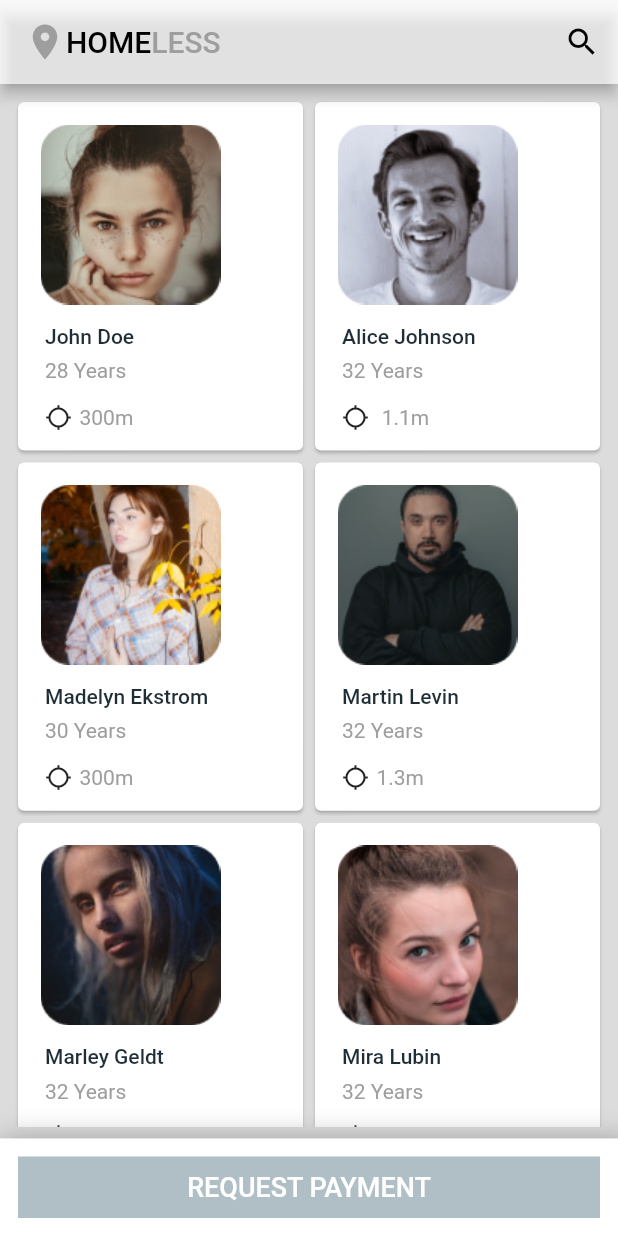
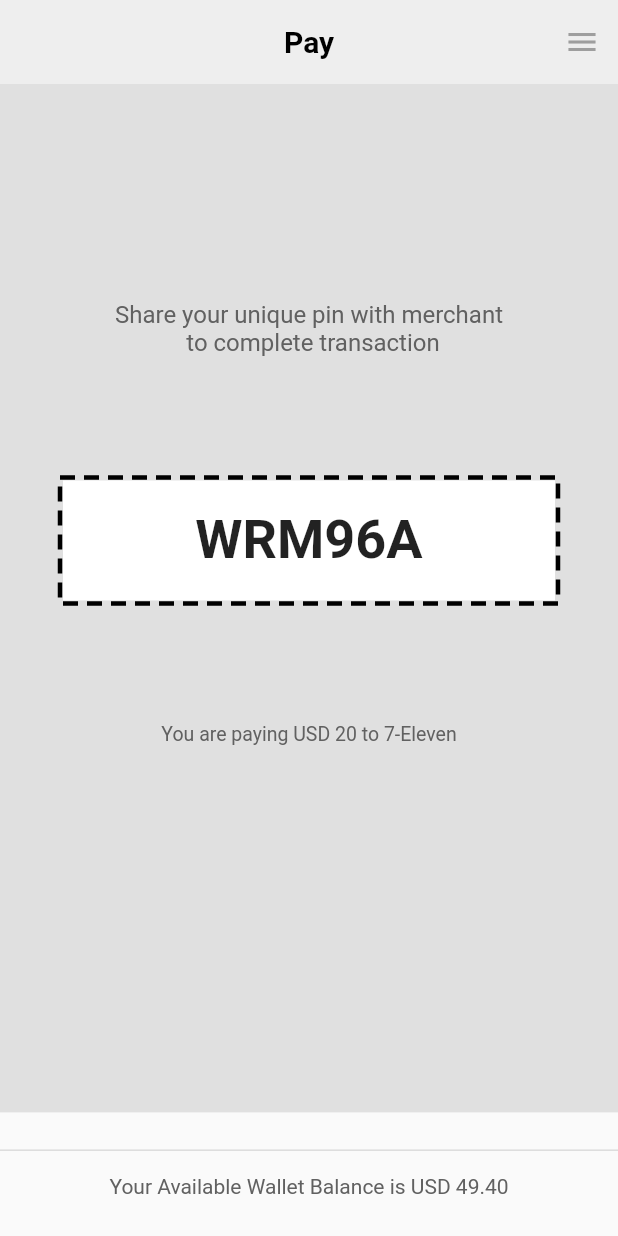
Before and after one commit to SagarDesai9261/Homeless, a Flutter app: the screen it shows after launch, on a phone screen of 412 x 824 dp. Run offline on Flutter 3.47's test engine with Material 2 defaults, Android fonts, the phone set to English and light mode, and no system bars; drawn by our look-alikes of dotted_border; our stand-ins replace chat_bubbles, cloud_firestore, firebase_auth, firebase_core, firebase_storage, flutter_chat_bubble and 7 more; missing offline and left inert: navbar_router; accounts and stored records are empty; Roboto replaces fonts that are missing (SF Pro Text).

Commit message:
Your commit

```diff
--- /dev/null
+++ b/lib/Screen/GeneratePinPage.dart
@@ -0,0 +1,150 @@
+import 'dart:math';
+import 'package:flutter/material.dart';
+import 'package:dotted_border/dotted_border.dart';
+import 'package:shared_preferences/shared_preferences.dart';
+
+class GeneratePinPage extends StatefulWidget {
+  @override
+  State<GeneratePinPage> createState() => _GeneratePinPageState();
+}
+
+class _GeneratePinPageState extends State<GeneratePinPage> {
+  // ignore: non_constant_identifier_names
+  String Value = '';
+
+  @override
+  void initState() {
+    super.initState();
+    // Call the generateRandomString function here to initialize Value
+
+    _loadValue();
+  }
+
+  _saveValue(String value) async {
+    if (value != null || value != '') {
+      SharedPreferences prefs = await SharedPreferences.getInstance();
+      await prefs.setString('pin_value', value);
+    }
+  }
+
+  // Method to retrieve Value from shared preferences
+  _loadValue() async {
+    SharedPreferences prefs = await SharedPreferences.getInstance();
+    String savedValue = prefs.getString('pin_value') ?? '';
+    setState(() {
+      Value = savedValue;
+    });
+  }
+
+  @override
+  Widget build(BuildContext context) {
+    print(Value);
+    Value = Value != "" ? Value : generateRandomString();
+    return Scaffold(
+      appBar: AppBar(
+        backgroundColor: Colors.grey[200],
+        elevation: 0,
+        title: Text(
+          'Pay',
+          style: TextStyle(color: Colors.black, fontWeight: FontWeight.bold),
+        ),
+        centerTitle: true,
+        actions: [
+          IconButton(
+              color: Colors.grey, onPressed: () {}, icon: Icon(Icons.menu)),
+        ],
+      ),
+      body: Container(
+        color: Colors.grey[300],
+        child: Column(
+          mainAxisAlignment: MainAxisAlignment.center,
+          children: [
+            Padding(
+              padding: const EdgeInsets.all(40.0),
+              child: Text(
+                'Share your unique pin with merchant\n \t\t\t\t\t\t\t\t\t\t\tto complete transaction',
+                style: TextStyle(fontSize: 16, color: Colors.grey[700]),
+              ),
+            ),
+            //
+            Container(
+                padding: EdgeInsets.all(40), //padding of outer Container
+                child: DottedBorder(
+                  color: Colors.black, //color of dotted/dash line
+                  strokeWidth: 3, //thickness of dash/dots
+                  dashPattern: [10, 6],
+                  //dash patterns, 10 is dash width, 6 is space width
+                  child: Container(
+                    //inner container
+                    height: 80, //height of inner container
+                    width: double
+                        .infinity, //width to 100% match to parent container.
+                    color: Colors.white, //background color of inner container
+                    child: Center(
+                        child: Text(
+                      Value,
+                      style:
+                          TextStyle(fontSize: 36, fontWeight: FontWeight.bold),
+                    )),
+                  ),
+                )),
+            Padding(
+              padding: const EdgeInsets.all(40.0),
+              child: Text(
+                'You are paying USD 20 to 7-Eleven',
+                style: TextStyle(fontSize: 13, color: Colors.grey[700]),
+              ),
+            ),
+            SizedBox(
+              height: 100,
+            ),
+          ],
+        ),
+      ),
+      bottomNavigationBar: Container(
+          // color: Colors.amber,
+          height: MediaQuery.of(context).size.height * 0.1,
+          child: Column(
+            mainAxisAlignment: MainAxisAlignment.center,
+            children: [
+              Divider(
+                thickness: 1,
+              ),
+              Padding(
+                padding: const EdgeInsets.all(8.0),
+                child: Text(
+                  'Your Available Wallet Balance is USD 49.40',
+                  style: TextStyle(fontSize: 14, color: Colors.grey[700]),
+                ),
+              ),
+            ],
+          )),
+    );
+  }
+
+  String generateRandomString() {
+    final random = Random();
+    final alphabet = 'ABCDEFGHIJKLMNOPQRSTUVWXYZ';
+    final digits = '0123456789';
+
+    String result = '';
+
+    // Generate 3 random alphabets
+    for (int i = 0; i < 3; i++) {
+      final randomIndex = random.nextInt(alphabet.length);
+      result += alphabet[randomIndex];
+    }
+
+    // Generate 2 random digits
+    for (int i = 0; i < 2; i++) {
+      final randomIndex = random.nextInt(digits.length);
+      result += digits[randomIndex];
+    }
+
+    // Generate 1 random alphabet
+    final randomIndex = random.nextInt(alphabet.length);
+    result += alphabet[randomIndex];
+    _saveValue(result);
+    return result;
+  }
+}
--- a/lib/main.dart
+++ b/lib/main.dart
@@ -2,9 +2,11 @@ import 'package:firebase_core/firebase_core.dart';
 import 'package:flutter/material.dart';
 import 'package:flutter/services.dart';
 import 'package:homeless/Screen/ChattingPersonListpage.dart';
+import 'package:homeless/Screen/GeneratePinPage.dart';
 import 'package:homeless/Screen/Merchant/EnteredOTPPage.dart';
 import 'package:homeless/Screen/Merchant/Merchant_dashboard.dart';
 import 'package:homeless/Screen/home_screen.dart';
+import 'package:homeless/Screen/wallet_screen.dart';
 
 import 'Screen/splash_screen.dart';
 
@@ -27,6 +29,6 @@ class _MyAppState extends State<MyApp> {
     SystemChrome.setPreferredOrientations(
         [DeviceOrientation.portraitUp, DeviceOrientation.portraitDown]);
     return MaterialApp(
-        debugShowCheckedModeBanner: false, home: Merchant_dashboard());
+        debugShowCheckedModeBanner: false, home: GeneratePinPage());
   }
 }
--- a/pubspec.yaml
+++ b/pubspec.yaml
@@ -54,6 +54,8 @@ dependencies:
   chat_bubbles: ^1.5.0
   flutter_chat_bubble: ^2.0.2
   pin_input_text_field: ^4.5.1
+  dotted_border: ^2.1.0
+  shared_preferences: ^2.2.1
 
 
 
```
Also changed, not shown: pubspec.lock, 1 other file.
